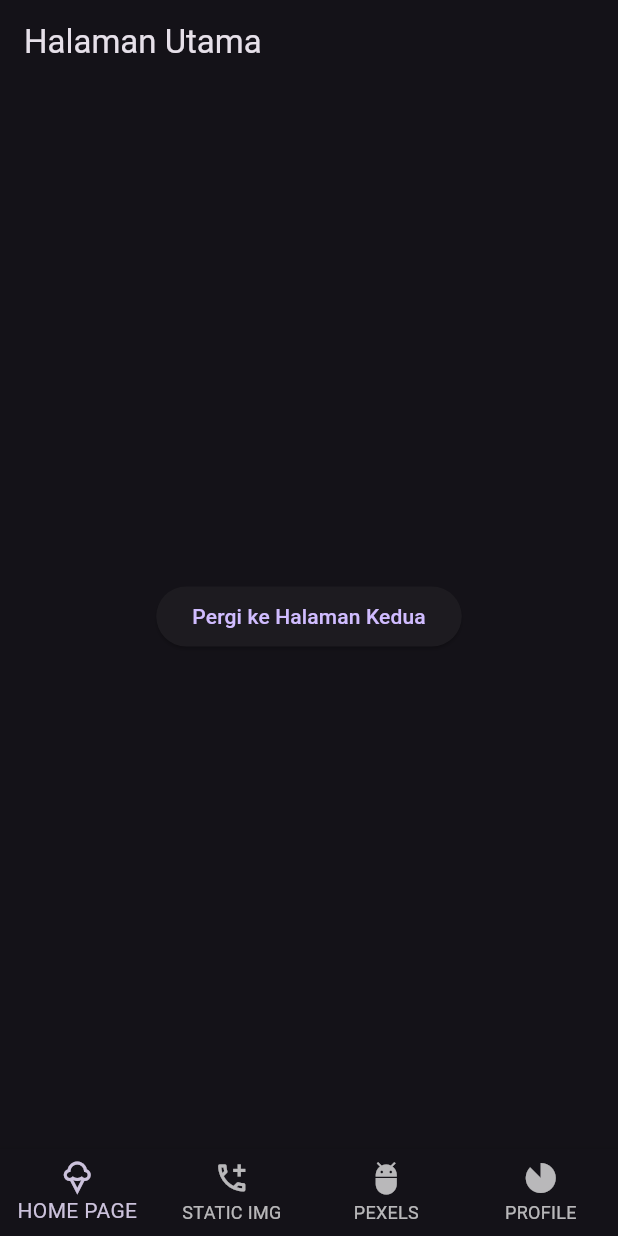
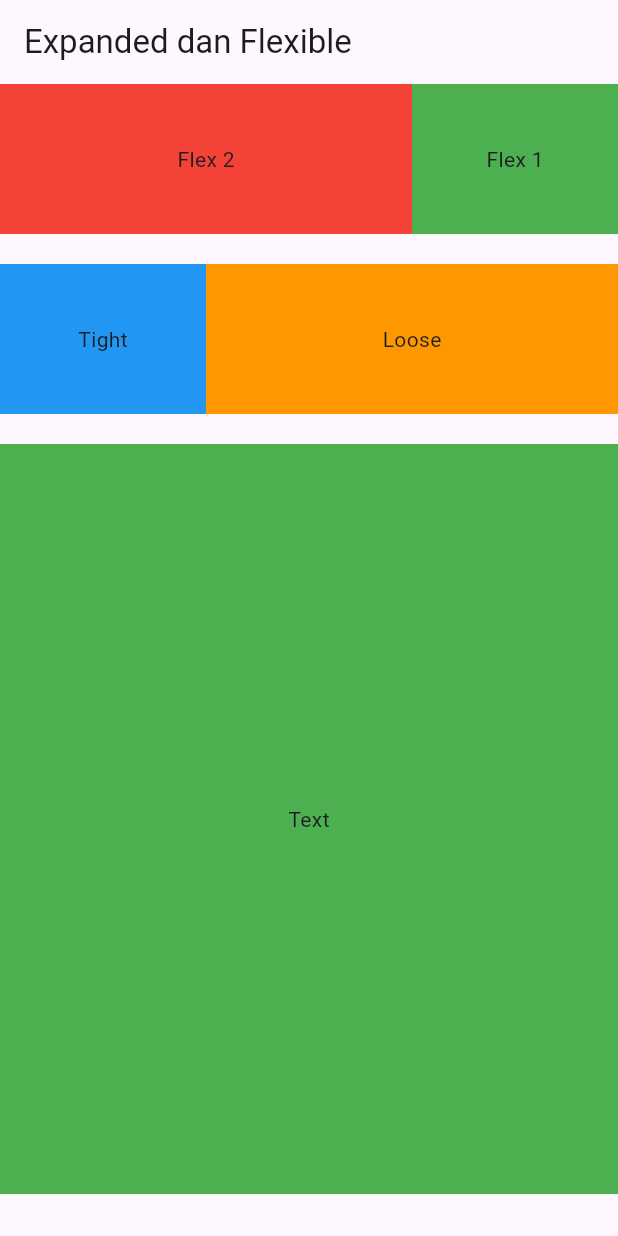
Before and after one commit to Rifyal05/flutter_framework, a Flutter app: the screen it shows after launch, on a phone screen of 412 x 824 dp. Run offline on Flutter 3.47's test engine with Material 3 defaults, Android fonts, the phone set to English and light mode, and no system bars.

Commit message:
(Expanded-Fleksible) and (Container,  Row, Column)

```diff
--- /dev/null
+++ b/lib/UI/EXPANDED/expanded_fleksible.dart
@@ -0,0 +1,96 @@
+import 'package:flutter/material.dart';
+
+class ExpandedFleksible extends StatelessWidget {
+  const ExpandedFleksible({super.key});
+
+  @override
+  Widget build(BuildContext context) {
+    return MaterialApp(
+      home: Scaffold(
+        appBar: AppBar(
+          title: const Text('Expanded dan Flexible'),
+        ),
+        body: SizedBox(
+          height: 800,
+          child: Column(
+            children: <Widget>[
+              Row(
+                children: <Widget>[
+                  Expanded(
+                    flex: 2,
+                    child: Container(
+                      color: Colors.red,
+                      height: 100,
+                      child: const Center(child: Text('Flex 2')),
+                    ),
+                  ),
+                  Expanded(
+                    flex: 1,
+                    child: Container(
+                      color: Colors.green,
+                      height: 100,
+                      child: const Center(child: Text('Flex 1')),
+                    ),
+                  ),
+                ],
+              ),
+              const SizedBox(height: 20),
+              Row(
+                children: <Widget>[
+                  Flexible(
+                    fit: FlexFit.tight,
+                    flex: 1,
+                    child: Container(
+                      color: Colors.blue,
+                      height: 100,
+                      child: const Center(child: Text('Tight')),
+                    ),
+                  ),
+                  Flexible(
+                    fit: FlexFit.loose,
+                    flex: 2,
+                    child: Container(
+                      color: Colors.orange,
+                      height: 100,
+                      child: const Center(child: Text('Loose')),
+                    ),
+                  ),
+                ],
+              ),
+              Expanded(
+                child: Column(
+                  children: [
+                    const SizedBox(height: 20,),
+                    Container(
+                      height: 500,
+                      color: Colors.green,
+                      child: const Center(
+                        child: Text('Text'),
+                      ),
+                    )
+                  ],
+                ),
+              ),
+              // Expanded(
+              //   child: Column(
+              //     children: [
+              //       SizedBox(height: 20),
+              //       Flexible( // Ganti Container dengan Flexible
+              //         fit: FlexFit.tight,
+              //         child: Container(
+              //           color: Colors.green,
+              //           child: const Center(
+              //             child: Text('Text'),
+              //           ),
+              //         ),
+              //       ),
+              //     ],
+              //   ),
+              // ),
+            ],
+          ),
+        ),
+      ),
+    );
+  }
+}
--- a/lib/main.dart
+++ b/lib/main.dart
@@ -10,10 +10,12 @@ import 'package:flutter_framework/UI/CHECHBOX/radio_button.dart';
 import 'package:flutter_framework/UI/CHECHBOX/slider_dart.dart';
 import 'package:flutter_framework/UI/CONTAINER/container_dart.dart';
 import 'package:flutter_framework/UI/EXPANDED/expanded_column.dart';
+import 'package:flutter_framework/UI/EXPANDED/expanded_fleksible.dart';
 import 'package:flutter_framework/UI/EXPANDED/expanded_listview.dart';
 import 'package:flutter_framework/UI/EXPANDED/expanded_row.dart';
 import 'package:flutter_framework/UI/FORM/dart_form.dart';
 import 'package:flutter_framework/UI/ROWCOLUMN/rowandcolumn_dart.dart';
+import 'package:flutter_framework/UI/ROWCOLUMN/rowcolumn.dart';
 import 'package:flutter_framework/UI/STACK/dart_stack.dart';
 import 'package:flutter_framework/UI/TEXT/text_styling.dart';
 import 'package:flutter_framework/UI/IMAGE/display_image.dart';
@@ -36,7 +38,7 @@ class MyApp extends StatelessWidget {
         theme: ThemeData.dark(
           useMaterial3: true,
         ),
-        home: const HomePage()
+        home: const ExpandedFleksible()
     );
 
   }
```
Also changed, not shown: lib/UI/ROWCOLUMN/rowcolumn.dart (added, +111 -0 lines).
